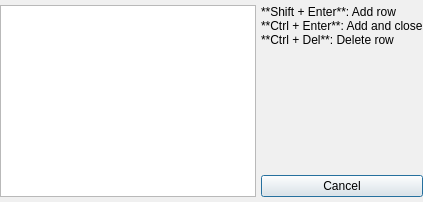
Before: the Qt Designer form ui/lookup_dialog.ui in KrusnikViers/Lexicanum, drawn with Qt 5.
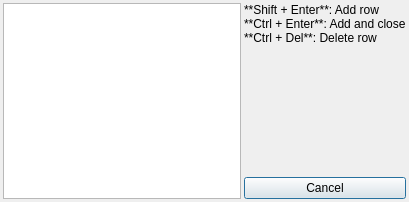
After: the same form once the commit is applied.

Commit message: Add lookup dialog fitting for the lookup line

```diff
--- a/ui/lookup_dialog.ui
+++ b/ui/lookup_dialog.ui
@@ -2,58 +2,29 @@
 <ui version="4.0">
  <class>LookupDialog</class>
  <widget class="QDialog" name="LookupDialog">
-  <property name="palette">
-   <palette>
-    <active>
-     <colorrole role="Window">
-      <brush brushstyle="SolidPattern">
-       <color alpha="255">
-        <red>255</red>
-        <green>255</green>
-        <blue>255</blue>
-       </color>
-      </brush>
-     </colorrole>
-    </active>
-    <inactive>
-     <colorrole role="Window">
-      <brush brushstyle="SolidPattern">
-       <color alpha="255">
-        <red>240</red>
-        <green>240</green>
-        <blue>240</blue>
-       </color>
-      </brush>
-     </colorrole>
-    </inactive>
-    <disabled>
-     <colorrole role="Window">
-      <brush brushstyle="SolidPattern">
-       <color alpha="255">
-        <red>255</red>
-        <green>255</green>
-        <blue>255</blue>
-       </color>
-      </brush>
-     </colorrole>
-    </disabled>
-   </palette>
+  <property name="geometry">
+   <rect>
+    <x>0</x>
+    <y>0</y>
+    <width>409</width>
+    <height>202</height>
+   </rect>
   </property>
   <layout class="QHBoxLayout" name="main_layout">
    <property name="spacing">
-    <number>5</number>
+    <number>3</number>
    </property>
    <property name="leftMargin">
-    <number>0</number>
+    <number>3</number>
    </property>
    <property name="topMargin">
-    <number>5</number>
+    <number>3</number>
    </property>
    <property name="rightMargin">
-    <number>0</number>
+    <number>3</number>
    </property>
    <property name="bottomMargin">
-    <number>5</number>
+    <number>3</number>
    </property>
    <item>
     <widget class="QTableView" name="table_view_placeholder"/>
```
The commit also changes 3 other files.
